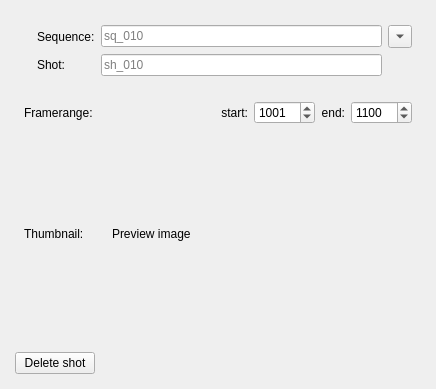
First picture: the form in Prism/Scripts/ProjectScripts/UserInterfaces/EditShot.ui, repository Animatect/Prism, before the edit.
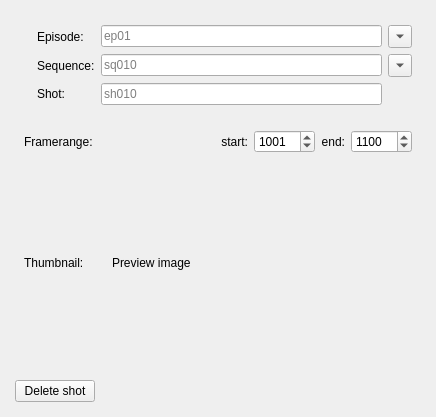
Second picture: the form after the edit.

Diff of the .ui file:
```diff
--- a/Prism/Scripts/ProjectScripts/UserInterfaces/EditShot.ui
+++ b/Prism/Scripts/ProjectScripts/UserInterfaces/EditShot.ui
@@ -7,7 +7,7 @@
     <x>0</x>
     <y>0</y>
     <width>436</width>
-    <height>389</height>
+    <height>417</height>
    </rect>
   </property>
   <property name="windowTitle">
@@ -35,7 +35,49 @@
       <property name="topMargin">
        <number>10</number>
       </property>
-      <item row="0" column="3">
+      <item row="2" column="0">
+       <widget class="QLabel" name="l_shotIcon">
+        <property name="text">
+         <string/>
+        </property>
+       </widget>
+      </item>
+      <item row="2" column="1">
+       <widget class="QLabel" name="l_shot">
+        <property name="text">
+         <string>Shot:</string>
+        </property>
+       </widget>
+      </item>
+      <item row="0" column="2">
+       <widget class="QLineEdit" name="e_episode">
+        <property name="placeholderText">
+         <string>ep01</string>
+        </property>
+       </widget>
+      </item>
+      <item row="1" column="0">
+       <widget class="QLabel" name="l_seqIcon">
+        <property name="text">
+         <string/>
+        </property>
+       </widget>
+      </item>
+      <item row="1" column="1">
+       <widget class="QLabel" name="l_seq">
+        <property name="text">
+         <string>Sequence:</string>
+        </property>
+       </widget>
+      </item>
+      <item row="0" column="0">
+       <widget class="QLabel" name="l_episodeIcon">
+        <property name="text">
+         <string/>
+        </property>
+       </widget>
+      </item>
+      <item row="1" column="3">
        <widget class="QToolButton" name="b_showSeq">
         <property name="maximumSize">
          <size>
@@ -58,44 +100,45 @@
        </widget>
       </item>
       <item row="0" column="1">
-       <widget class="QLabel" name="l_seq">
+       <widget class="QLabel" name="l_episode">
         <property name="text">
-         <string>Sequence:</string>
+         <string>Episode:</string>
         </property>
        </widget>
       </item>
-      <item row="0" column="2">
-       <widget class="QLineEdit" name="e_sequence">
-        <property name="placeholderText">
-         <string>sq_010</string>
+      <item row="0" column="3">
+       <widget class="QToolButton" name="b_showEpisodes">
+        <property name="maximumSize">
+         <size>
+          <width>25</width>
+          <height>16777215</height>
+         </size>
         </property>
+        <property name="focusPolicy">
+         <enum>Qt::NoFocus</enum>
+        </property>
+        <property name="toolTip">
+         <string>Existing episode names</string>
+        </property>
+        <property name="text">
+         <string/>
+        </property>
+        <property name="arrowType">
+         <enum>Qt::DownArrow</enum>
+        </property>
        </widget>
       </item>
-      <item row="1" column="2">
+      <item row="2" column="2">
        <widget class="QLineEdit" name="e_shotName">
         <property name="placeholderText">
-         <string>sh_010</string>
+         <string>sh010</string>
         </property>
        </widget>
       </item>
-      <item row="1" column="1">
-       <widget class="QLabel" name="l_shot">
-        <property name="text">
-         <string>Shot:</string>
-        </property>
-       </widget>
-      </item>
-      <item row="0" column="0">
-       <widget class="QLabel" name="l_seqIcon">
-        <property name="text">
-         <string/>
-        </property>
-       </widget>
-      </item>
-      <item row="1" column="0">
-       <widget class="QLabel" name="l_shotIcon">
-        <property name="text">
-         <string/>
+      <item row="1" column="2">
+       <widget class="QLineEdit" name="e_sequence">
+        <property name="placeholderText">
+         <string>sq010</string>
         </property>
        </widget>
       </item>
```
Left out of the diff: 3 changed lines with no effect on the pictures.
